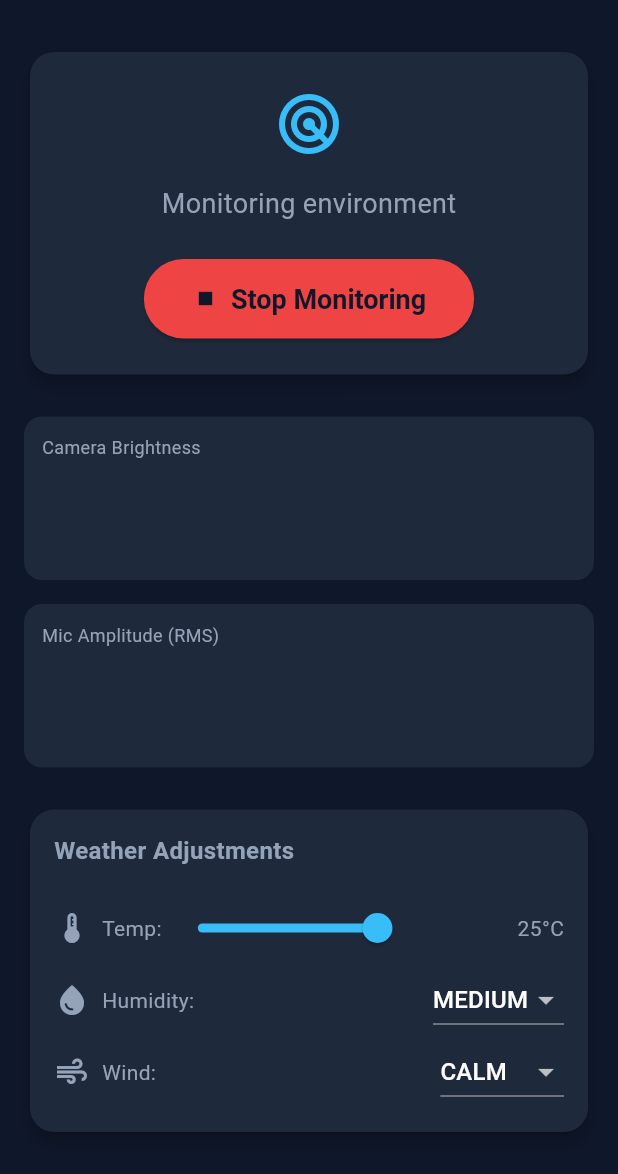
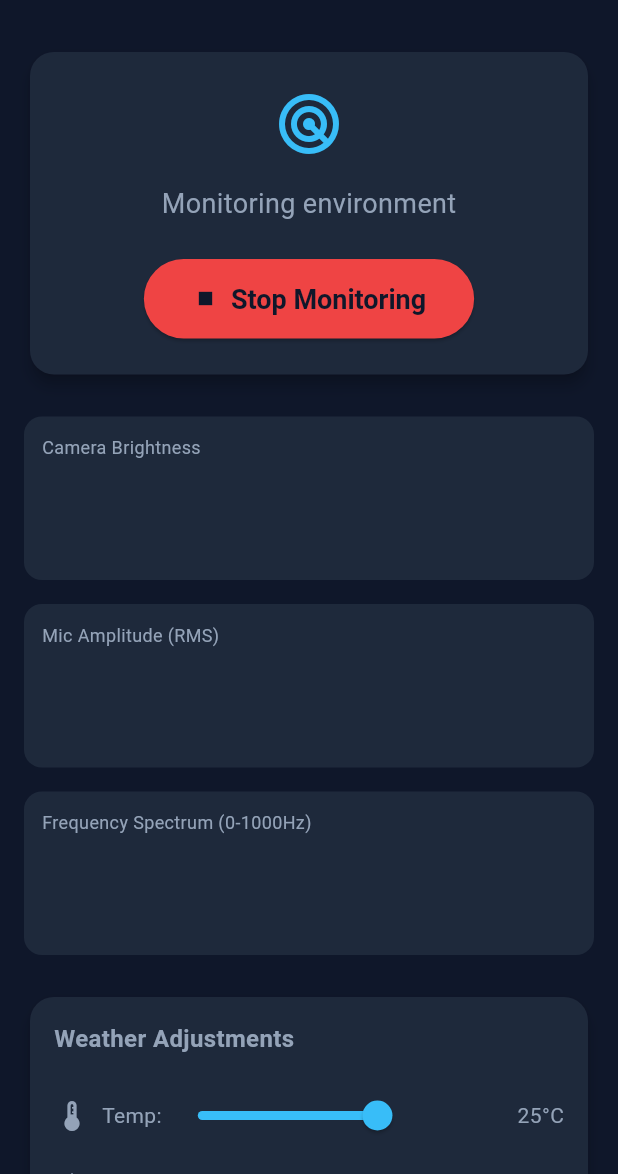
Before and after one commit to manojkumards656/StormSense, a Flutter app: the screen it shows after launch, after a tap on "Start Monitoring", on a phone screen of 412 x 824 dp, the part 62-1236 px from its top. Run offline on Flutter 3.47's test engine with Material 3 defaults, Android fonts, the phone set to English and light mode, and no system bars; our stand-ins replace camera, permission_handler, shared_preferences; missing offline and left inert: fftea, record.

Commit message:
added frequency monitering

```diff
--- a/lib/providers/app_state.dart
+++ b/lib/providers/app_state.dart
@@ -40,6 +40,7 @@ class AppState extends ChangeNotifier {
 
   Stream<double> get brightnessStream => _lightningDetector.brightnessStream;
   Stream<double> get amplitudeStream => _thunderDetector.amplitudeStream;
+  Stream<List<double>> get frequencyStream => _thunderDetector.frequencyStream;
 
   // Tuning thresholds
   double get rmsThreshold => _thunderDetector.rmsThreshold;
--- a/lib/screens/home_screen.dart
+++ b/lib/screens/home_screen.dart
@@ -71,6 +71,7 @@ class _HomeScreenState extends State<HomeScreen> with SingleTickerProviderStateM
                 SignalGraphsWidget(
                   brightnessStream: appState.brightnessStream,
                   amplitudeStream: appState.amplitudeStream,
+                  frequencyStream: appState.frequencyStream,
                 ),
 
               const SizedBox(height: 24),
--- a/lib/services/thunder_detector.dart
+++ b/lib/services/thunder_detector.dart
@@ -16,6 +16,9 @@ class ThunderDetector {
 
   final _amplitudeStreamController = StreamController<double>.broadcast();
   Stream<double> get amplitudeStream => _amplitudeStreamController.stream;
+
+  final _frequencyStreamController = StreamController<List<double>>.broadcast();
+  Stream<List<double>> get frequencyStream => _frequencyStreamController.stream;
 
   Function()? onThunderDetected;
 
@@ -100,6 +103,7 @@ class ThunderDetector {
 
     // Compute magnitude spectrum
     final magnitudes = freqData.discardConjugates().magnitudes();
+    _frequencyStreamController.add(magnitudes);
 
     // 3. Analyze low-frequency band
     // Frequency resolution = sampleRate / bufferSize (e.g. 8000/1024 = 7.8Hz per bin)
@@ -146,6 +150,7 @@ class ThunderDetector {
   void dispose() {
     stopMonitoring();
     _amplitudeStreamController.close();
+    _frequencyStreamController.close();
     _audioRecorder.dispose();
   }
 }
--- a/lib/widgets/signal_graphs.dart
+++ b/lib/widgets/signal_graphs.dart
@@ -5,11 +5,13 @@ import '../theme/app_theme.dart';
 class SignalGraphsWidget extends StatefulWidget {
   final Stream<double> brightnessStream;
   final Stream<double> amplitudeStream;
+  final Stream<List<double>> frequencyStream;
 
   const SignalGraphsWidget({
     Key? key,
     required this.brightnessStream,
     required this.amplitudeStream,
+    required this.frequencyStream,
   }) : super(key: key);
 
   @override
@@ -20,6 +22,7 @@ class _SignalGraphsWidgetState extends State<SignalGraphsWidget> {
   final Queue<double> _brightnessData = Queue();
   final Queue<double> _amplitudeData = Queue();
   final int maxDataPoints = 100;
+  List<double> _latestSpectrum = [];
 
   @override
   void initState() {
@@ -39,6 +42,13 @@ class _SignalGraphsWidgetState extends State<SignalGraphsWidget> {
         if (_amplitudeData.length > maxDataPoints) _amplitudeData.removeFirst();
       });
     });
+
+    widget.frequencyStream.listen((val) {
+      if (!mounted) return;
+      setState(() {
+        _latestSpectrum = val;
+      });
+    });
   }
 
   @override
@@ -48,6 +58,8 @@ class _SignalGraphsWidgetState extends State<SignalGraphsWidget> {
         _buildGraph("Camera Brightness", _brightnessData.toList(), Colors.yellow, 255.0),
         const SizedBox(height: 16),
         _buildGraph("Mic Amplitude (RMS)", _amplitudeData.toList(), AppTheme.accentColor, 1.0),
+        const SizedBox(height: 16),
+        _buildSpectrumGraph("Frequency Spectrum (0-1000Hz)"),
       ],
     );
   }
@@ -75,6 +87,88 @@ class _SignalGraphsWidgetState extends State<SignalGraphsWidget> {
       ),
     );
   }
+
+  Widget _buildSpectrumGraph(String title) {
+    return Container(
+      padding: const EdgeInsets.all(12),
+      decoration: BoxDecoration(
+        color: AppTheme.secondaryDark,
+        borderRadius: BorderRadius.circular(12),
+      ),
+      child: Column(
+        crossAxisAlignment: CrossAxisAlignment.start,
+        children: [
+          Text(title, style: const TextStyle(color: AppTheme.textMuted, fontSize: 12)),
+          const SizedBox(height: 8),
+          SizedBox(
+            height: 60,
+            width: double.infinity,
+            child: CustomPaint(
+              painter: _SpectrumPainter(_latestSpectrum, Colors.greenAccent),
+            ),
+          ),
+        ],
+      ),
+    );
+  }
+}
+
+class _SpectrumPainter extends CustomPainter {
+  final List<double> spectrum;
+  final Color color;
+
+  _SpectrumPainter(this.spectrum, this.color);
+
+  @override
+  void paint(Canvas canvas, Size size) {
+    if (spectrum.isEmpty) return;
+
+    final Rect rect = Offset.zero & size;
+    final paint = Paint()
+      ..shader = const LinearGradient(
+        colors: [
+          Colors.red,
+          Colors.orange,
+          Colors.yellow,
+          Colors.green,
+          Colors.blue,
+          Colors.purple,
+        ],
+      ).createShader(rect)
+      ..strokeWidth = 2.0
+      ..style = PaintingStyle.stroke;
+
+    final path = Path();
+
+    // Freq resolution is 7.8Hz. We want up to 1000Hz, which is about 128 bins.
+    final int maxBins = spectrum.length > 128 ? 128 : spectrum.length;
+    final double stepX = size.width / (maxBins - 1);
+
+    // Find local max to normalize (cap at some value to prevent small noise dominating, but allow dynamic scaling)
+    double maxVal = 0.01;
+    for (int i = 0; i < maxBins; i++) {
+      if (spectrum[i] > maxVal) maxVal = spectrum[i];
+    }
+
+    for (int i = 0; i < maxBins; i++) {
+      final double x = i * stepX;
+      double normalized = spectrum[i] / maxVal;
+      if (normalized > 1.0) normalized = 1.0;
+
+      final double y = size.height - (normalized * size.height);
+
+      if (i == 0) {
+        path.moveTo(x, y);
+      } else {
+        path.lineTo(x, y);
+      }
+    }
+
+    canvas.drawPath(path, paint);
+  }
+
+  @override
+  bool shouldRepaint(covariant CustomPainter oldDelegate) => true;
 }
 
 class _LineGraphPainter extends CustomPainter {
```
